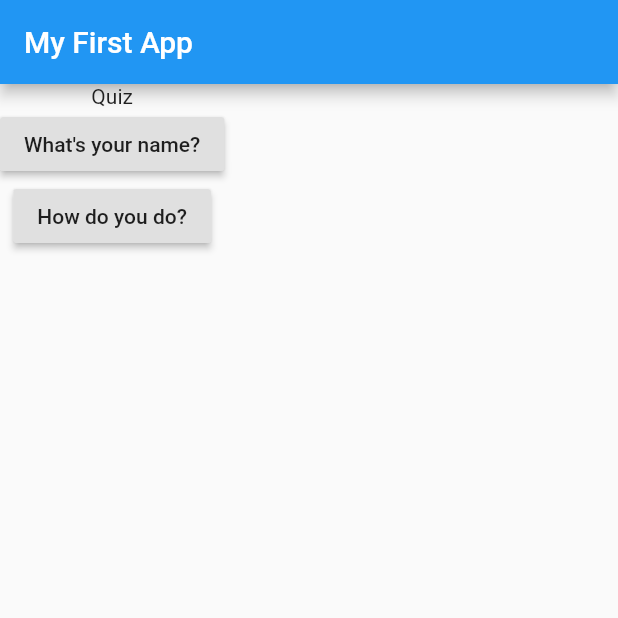
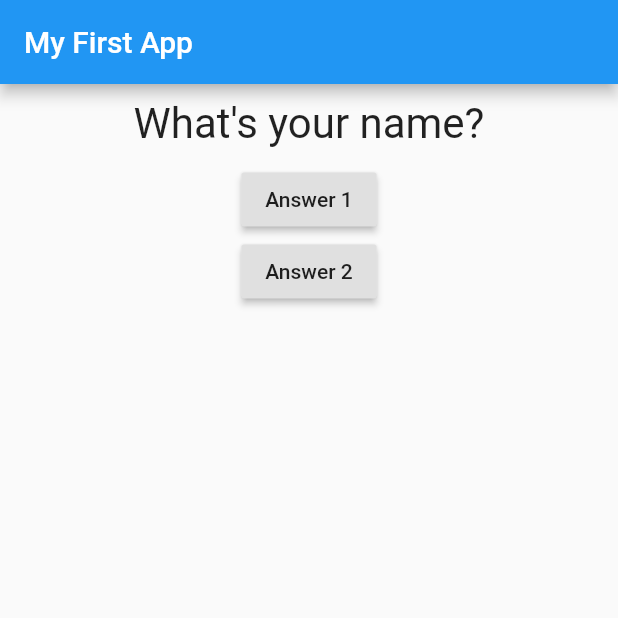
Before and after one commit to Flutter-Streamliner/SimpleQuizApp, a Flutter app: the screen it shows after launch, on a phone screen of 412 x 824 dp, the top half of it. Run offline on Flutter 3.47's test engine with Material 2 defaults, Android fonts, the phone set to English and light mode, and no system bars.

Commit message:
added question widget

```diff
--- a/lib/main.dart
+++ b/lib/main.dart
@@ -1,11 +1,31 @@
 import 'package:flutter/material.dart';
+
+import 'package:simple_quiz_app/question.dart';
 
 main() => runApp(MyApp());
 
-class MyApp extends StatelessWidget {
+class MyApp extends StatefulWidget {
+
+  @override
+  State<StatefulWidget> createState() => _MyAppState();
+
+}
+
+class _MyAppState extends State<MyApp> {
+
+  var _questions = ['What\'s your name?', 'How do you do?'];
+
+  var _questionIndex = 0;
+
+  void _answerQuestion() {
+    setState(() {
+      _questionIndex += 1;
+    });
+  }
+
   @override
   Widget build(BuildContext context) {
-    var questions = ['What\'s your name?', 'How do you do?'];
+
     return MaterialApp(
       home: Scaffold(
         appBar: AppBar(
@@ -13,14 +33,14 @@ class MyApp extends StatelessWidget {
         ),
         body: Column(
           children: <Widget>[
-            Text('Quiz'),
+            Question(_questions[_questionIndex]),
             RaisedButton(
-              child: Text(questions[0]),
-              onPressed: () {},
+              child: Text('Answer 1'),
+              onPressed: _answerQuestion,
             ),
             RaisedButton(
-              child: Text(questions[1]),
-              onPressed: () {},
+              child: Text('Answer 2'),
+              onPressed: _answerQuestion,
             ),
           ],
         ),
--- /dev/null
+++ b/lib/question.dart
@@ -0,0 +1,21 @@
+import 'package:flutter/material.dart';
+
+class Question extends StatelessWidget {
+
+  final String questingText;
+
+  Question(this.questingText);
+
+  @override
+  Widget build(BuildContext context) {
+    return Container(
+      margin: EdgeInsets.all(10),
+      width: double.infinity,
+      child: Text(
+        questingText,
+        style: TextStyle(fontSize: 28),
+        textAlign: TextAlign.center,
+      ),
+    );
+  }
+}
```
